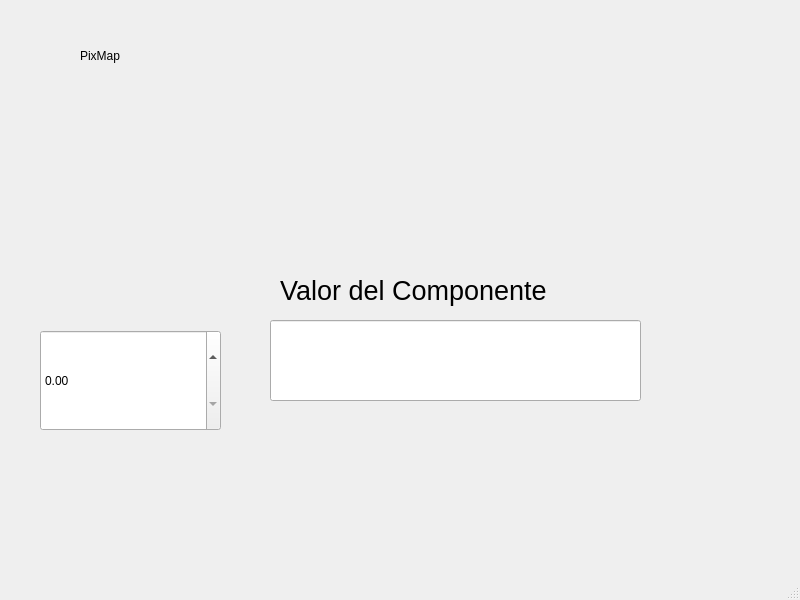
Above: Unidad 2/P07_DoubleSpinBox.ui from a2223330195/PIP_2025_1_EQ_3 before the change. Below: the same form after it.
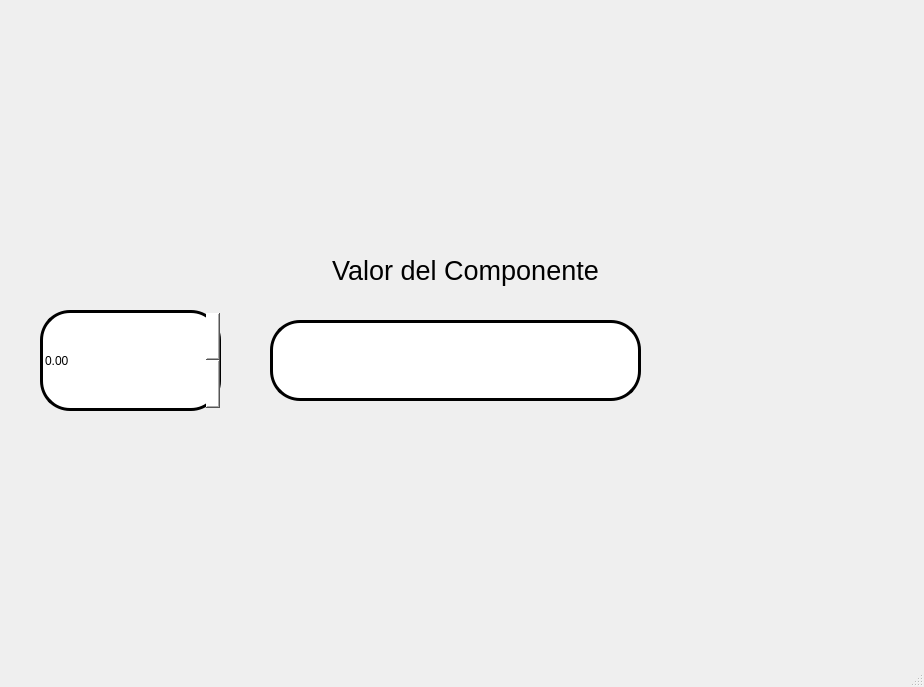
That is the form after the change. Icons and pictures are not drawn.

```diff
--- a/Unidad 2/P07_DoubleSpinBox.ui
+++ b/Unidad 2/P07_DoubleSpinBox.ui
@@ -6,98 +6,19 @@
    <rect>
     <x>0</x>
     <y>0</y>
-    <width>800</width>
-    <height>600</height>
+    <width>924</width>
+    <height>687</height>
    </rect>
   </property>
   <property name="windowTitle">
    <string>MainWindow</string>
   </property>
   <widget class="QWidget" name="centralwidget">
-   <widget class="QLabel" name="label">
-    <property name="geometry">
-     <rect>
-      <x>10</x>
-      <y>90</y>
-      <width>161</width>
-      <height>141</height>
-     </rect>
-    </property>
-    <property name="styleSheet">
-     <string notr="true"/>
-    </property>
-    <property name="text">
-     <string/>
-    </property>
-    <property name="pixmap">
-     <pixmap resource="../Archivos/Recursos.qrc">:/Logos/2.jpeg</pixmap>
-    </property>
-    <property name="scaledContents">
-     <bool>true</bool>
-    </property>
-   </widget>
-   <widget class="QLabel" name="label_2">
-    <property name="geometry">
-     <rect>
-      <x>80</x>
-      <y>20</y>
-      <width>141</width>
-      <height>71</height>
-     </rect>
-    </property>
-    <property name="text">
-     <string>PixMap</string>
-    </property>
-   </widget>
-   <widget class="QLabel" name="label_3">
-    <property name="geometry">
-     <rect>
-      <x>590</x>
-      <y>100</y>
-      <width>161</width>
-      <height>141</height>
-     </rect>
-    </property>
-    <property name="styleSheet">
-     <string notr="true"/>
-    </property>
-    <property name="text">
-     <string/>
-    </property>
-    <property name="pixmap">
-     <pixmap resource="../Archivos/Recursos.qrc">:/Logos/2.jpeg</pixmap>
-    </property>
-    <property name="scaledContents">
-     <bool>true</bool>
-    </property>
-   </widget>
-   <widget class="QLabel" name="label_4">
-    <property name="geometry">
-     <rect>
-      <x>630</x>
-      <y>420</y>
-      <width>161</width>
-      <height>141</height>
-     </rect>
-    </property>
-    <property name="styleSheet">
-     <string notr="true"/>
-    </property>
-    <property name="text">
-     <string/>
-    </property>
-    <property name="pixmap">
-     <pixmap resource="../Archivos/Recursos.qrc">:/Logos/2.jpeg</pixmap>
-    </property>
-    <property name="scaledContents">
-     <bool>true</bool>
-    </property>
-   </widget>
    <widget class="QLabel" name="label_5">
     <property name="geometry">
      <rect>
-      <x>280</x>
-      <y>270</y>
+      <x>220</x>
+      <y>250</y>
       <width>491</width>
       <height>41</height>
      </rect>
@@ -110,6 +31,9 @@
     <property name="text">
      <string>Valor del Componente</string>
     </property>
+    <property name="alignment">
+     <set>Qt::AlignCenter</set>
+    </property>
    </widget>
    <widget class="QLineEdit" name="lineEdit">
     <property name="geometry">
@@ -125,16 +49,92 @@
       <pointsize>30</pointsize>
      </font>
     </property>
+    <property name="styleSheet">
+     <string notr="true">background-color: rgb(255, 255, 255);
+border-radius: 30px;
+border: 3px solid black;</string>
+    </property>
    </widget>
    <widget class="QDoubleSpinBox" name="doubleSpinBox">
     <property name="geometry">
      <rect>
       <x>40</x>
-      <y>330</y>
+      <y>310</y>
       <width>181</width>
       <height>101</height>
      </rect>
     </property>
+    <property name="styleSheet">
+     <string notr="true">background-color: rgb(255, 255, 255);
+border-radius: 30px;
+border: 3px solid black;</string>
+    </property>
+   </widget>
+   <widget class="QLabel" name="label_6">
+    <property name="geometry">
+     <rect>
+      <x>710</x>
+      <y>450</y>
+      <width>191</width>
+      <height>181</height>
+     </rect>
+    </property>
+    <property name="styleSheet">
+     <string notr="true"/>
+    </property>
+    <property name="text">
+     <string/>
+    </property>
+    <property name="pixmap">
+     <pixmap resource="../Archivos/Recursos.qrc">:/Equipo LOGO/logo equipo 3.jpg</pixmap>
+    </property>
+    <property name="scaledContents">
+     <bool>true</bool>
+    </property>
+   </widget>
+   <widget class="QLabel" name="label_3">
+    <property name="geometry">
+     <rect>
+      <x>630</x>
+      <y>0</y>
+      <width>281</width>
+      <height>211</height>
+     </rect>
+    </property>
+    <property name="styleSheet">
+     <string notr="true"/>
+    </property>
+    <property name="text">
+     <string/>
+    </property>
+    <property name="pixmap">
+     <pixmap resource="../Archivos/Recursos.qrc">:/UAT LOGOS/logo facultad de ingenieria uat.png</pixmap>
+    </property>
+    <property name="scaledContents">
+     <bool>true</bool>
+    </property>
+   </widget>
+   <widget class="QLabel" name="label">
+    <property name="geometry">
+     <rect>
+      <x>20</x>
+      <y>40</y>
+      <width>161</width>
+      <height>141</height>
+     </rect>
+    </property>
+    <property name="styleSheet">
+     <string notr="true"/>
+    </property>
+    <property name="text">
+     <string/>
+    </property>
+    <property name="pixmap">
+     <pixmap resource="../Archivos/Recursos.qrc">:/UAT LOGOS/Logo UAT.png</pixmap>
+    </property>
+    <property name="scaledContents">
+     <bool>true</bool>
+    </property>
    </widget>
   </widget>
   <widget class="QMenuBar" name="menubar">
```
Left out of the diff: 2 changed lines with no effect on the pictures.
